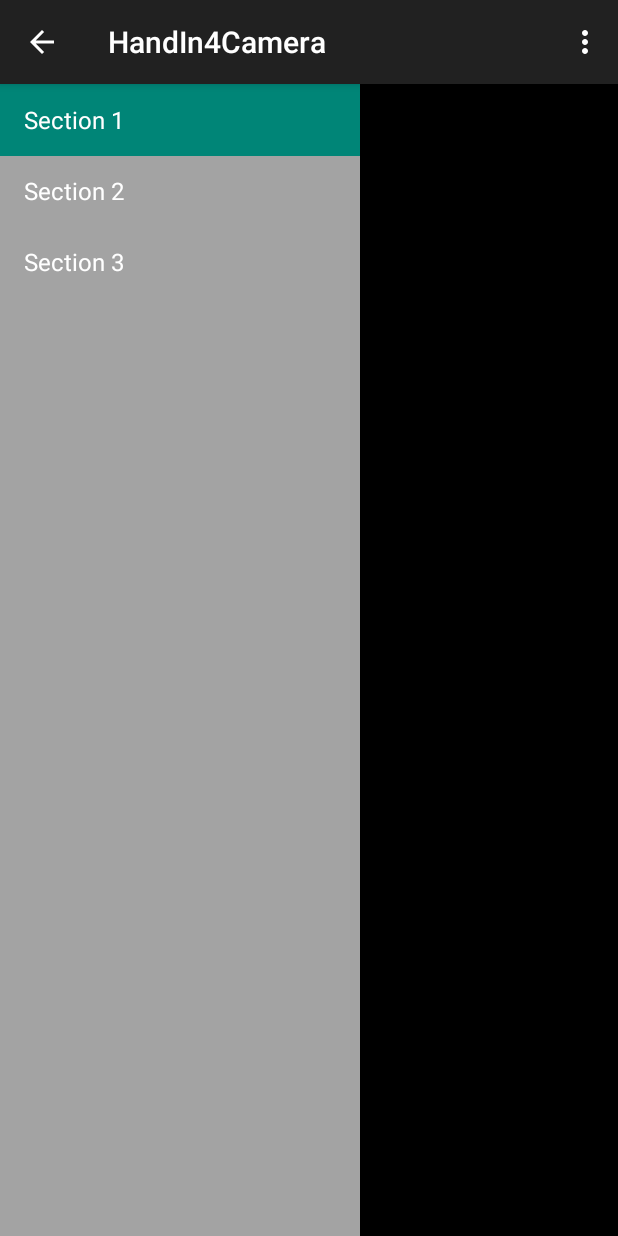
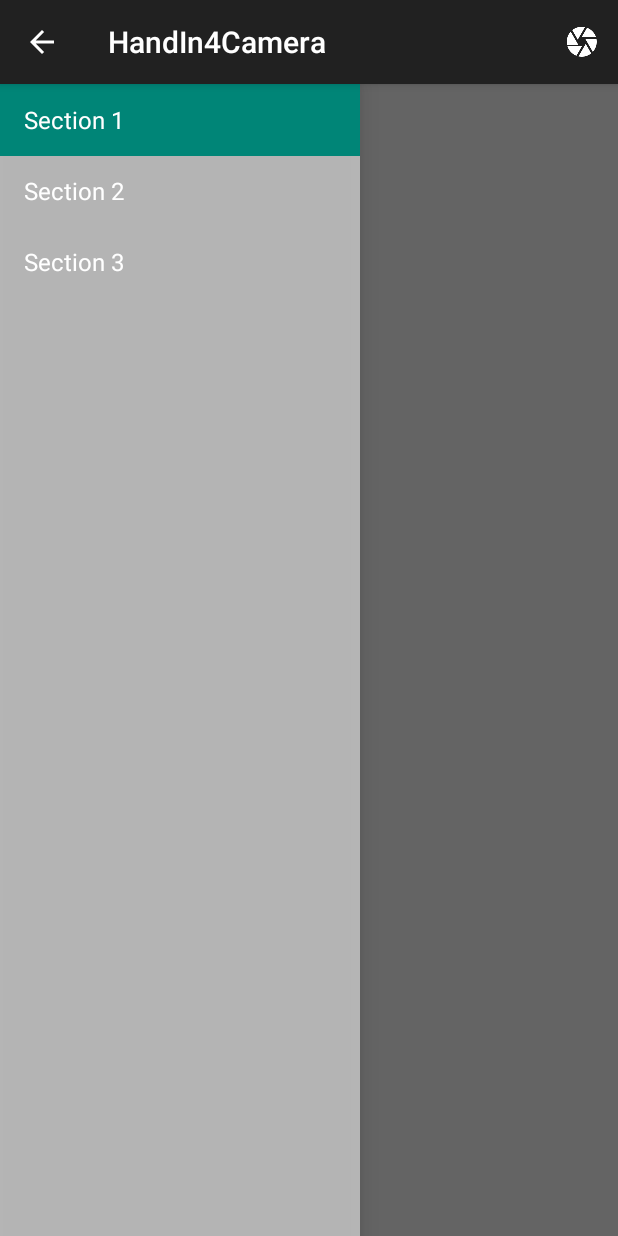
Before and after one commit to SebastianKumor/HandIn4MobI1, an Android app: the screen it shows after launch (MainMenuDrawer), on a phone screen of 412 x 824 dp. Run offline under Robolectric (Android 15) with nearby library versions, the phone set to English and light mode, and no system bars; 2 statements that could not run were skipped.

Commit message:
draver, and camera

```diff
--- a/app/src/main/java/com/corporation/tvm/handin4camera/CameraActivity.java
+++ b/app/src/main/java/com/corporation/tvm/handin4camera/CameraActivity.java
@@ -11,6 +11,8 @@ public class CameraActivity extends AppCompatActivity {
     protected void onCreate(Bundle savedInstanceState) {
         super.onCreate(savedInstanceState);
         setContentView(R.layout.activity_camera);
+
+        getSupportActionBar().setDisplayHomeAsUpEnabled(true);
     }
 
     @Override
@@ -31,6 +33,10 @@ public class CameraActivity extends AppCompatActivity {
         if (id == R.id.action_settings) {
             return true;
         }
+        else if (id == android.R.id.home) {
+            onBackPressed();
+            return true;
+        }
 
         return super.onOptionsItemSelected(item);
     }
--- a/app/src/main/java/com/corporation/tvm/handin4camera/NavigationDrawerFragment.java
+++ b/app/src/main/java/com/corporation/tvm/handin4camera/NavigationDrawerFragment.java
@@ -1,5 +1,6 @@
 package com.corporation.tvm.handin4camera;
 
+import android.content.Intent;
 import android.support.v7.app.AppCompatActivity;
 import android.app.Activity;
 import android.support.v7.app.ActionBar;
@@ -251,6 +252,9 @@ public class NavigationDrawerFragment extends Fragment {
         }
 
         if (item.getItemId() == R.id.camera_button) {
+
+            Intent intent = new Intent(getActivity(), CameraActivity.class);
+            startActivity(intent);
             Toast.makeText(getActivity(), "Example action.", Toast.LENGTH_SHORT).show();
             return true;
         }
--- a/app/src/main/res/layout/fragment_second.xml
+++ b/app/src/main/res/layout/fragment_second.xml
@@ -4,8 +4,9 @@
     tools:context="com.corporation.tvm.handin4camera.SecondFragment">
 
     <!-- TODO: Update blank fragment layout -->
-    <TextView android:layout_width="match_parent" android:layout_height="match_parent"
-        android:text="@string/hello_blank_fragment"
+    <TextView android:layout_width="wrap_content" android:layout_height="20dp"
+        android:text="tvoja mater"
+        android:textColor="#ffffff"
         android:background="#000000"
         />
 
--- a/app/src/main/res/menu/global.xml
+++ b/app/src/main/res/menu/global.xml
@@ -1,8 +1,11 @@
 <menu xmlns:android="http://schemas.android.com/apk/res/android"
-    xmlns:app="http://schemas.android.com/apk/res-auto">
+    xmlns:app="http://schemas.android.com/apk/res-auto"
+    xmlns:tools="http://schemas.android.com/tools"
+    tools:context="com.corporation.tvm.handin4camera.MainMenuDrawer">
     <item android:id="@+id/camera_button"
         android:icon="@drawable/ic_camera_white_24dp"
-        android:title="Camera"/>
-
+        android:title="Camera"
+        app:showAsAction="always"
+        />
 
 </menu>
```
Also changed, not shown: app/src/main/java/com/corporation/tvm/handin4camera/MainMenuDrawer.java (+9 -1 lines), app/src/main/res/layout/activity_camera.xml (+13 -8 lines).
